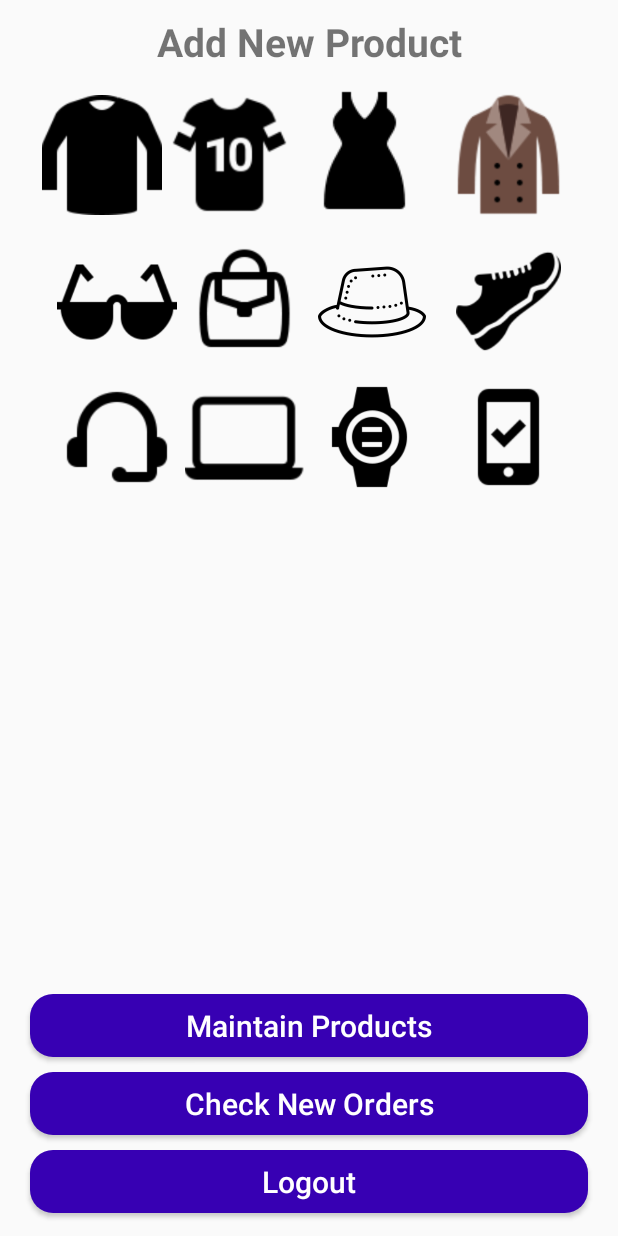
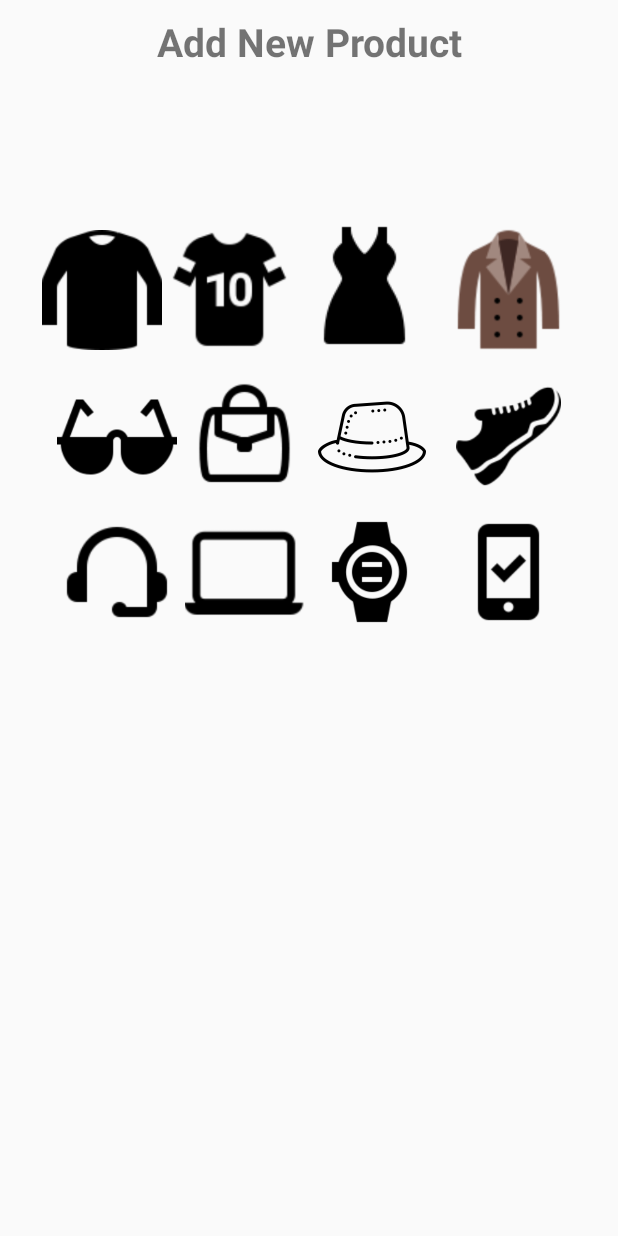
Before and after one commit to Faizan-Mushtaq/Ecommerce, an Android app: the SellerProductCategoryActivity screen opened directly, with no data from a screen before it, on a phone screen of 412 x 824 dp. Run offline under Robolectric (Android 15) with nearby library versions, the light colour scheme and no system bars.

Commit message:
Add SellerProductActivity and Refactor code.

```diff
--- a/app/src/main/AndroidManifest.xml
+++ b/app/src/main/AndroidManifest.xml
@@ -33,8 +33,8 @@
             android:name=".Buyers.HomeActivity"
             android:label="@string/title_activity_home"
             android:theme="@style/AppTheme.NoActionBar" />
-        <activity android:name=".Admin.AdminAddNewProductActivity" />
-        <activity android:name=".Admin.AdminCategoryActivity" />
+        <activity android:name=".Sellers.SellerAddNewProductActivity" />
+        <activity android:name=".Admin.SellerProductCategoryActivity" />
         <activity android:name=".Buyers.RegisterActivity" />
         <activity android:name=".Buyers.LoginActivity" />
         <activity android:name=".Buyers.MainActivity">
--- a/app/src/main/java/com/example/ecommerce/Admin/AdminMaintainProductsActivity.java
+++ b/app/src/main/java/com/example/ecommerce/Admin/AdminMaintainProductsActivity.java
@@ -1,7 +1,4 @@
 package com.example.ecommerce.Admin;
-
-import androidx.annotation.NonNull;
-import androidx.appcompat.app.AppCompatActivity;
 
 import android.content.Intent;
 import android.os.Bundle;
@@ -10,6 +7,9 @@ import android.widget.Button;
 import android.widget.EditText;
 import android.widget.ImageView;
 import android.widget.Toast;
+
+import androidx.annotation.NonNull;
+import androidx.appcompat.app.AppCompatActivity;
 
 import com.example.ecommerce.R;
 import com.google.android.gms.tasks.OnCompleteListener;
@@ -74,7 +74,7 @@ public class AdminMaintainProductsActivity extends AppCompatActivity {
             @Override
             public void onComplete(@NonNull Task<Void> task)
             {
-                Intent intent = new Intent(AdminMaintainProductsActivity.this, AdminCategoryActivity.class);
+                Intent intent = new Intent(AdminMaintainProductsActivity.this, SellerProductCategoryActivity.class);
                 startActivity(intent);
                 finish();
 
@@ -119,7 +119,7 @@ public class AdminMaintainProductsActivity extends AppCompatActivity {
                     {
                         Toast.makeText(AdminMaintainProductsActivity.this, "Changes applied successfully.", Toast.LENGTH_SHORT).show();
 
-                        Intent intent = new Intent(AdminMaintainProductsActivity.this, AdminCategoryActivity.class);
+                        Intent intent = new Intent(AdminMaintainProductsActivity.this, SellerProductCategoryActivity.class);
                         startActivity(intent);
                         finish();
                     }
--- a/app/src/main/java/com/example/ecommerce/Admin/AdminCategoryActivity.java
+++ b/app/src/main/java/com/example/ecommerce/Admin/SellerProductCategoryActivity.java
@@ -3,62 +3,60 @@ package com.example.ecommerce.Admin;
 import android.content.Intent;
 import android.os.Bundle;
 import android.view.View;
-import android.widget.Button;
 import android.widget.ImageView;
 
 import androidx.appcompat.app.AppCompatActivity;
 
-import com.example.ecommerce.Buyers.HomeActivity;
-import com.example.ecommerce.Buyers.MainActivity;
 import com.example.ecommerce.R;
+import com.example.ecommerce.Sellers.SellerAddNewProductActivity;
 
-public class AdminCategoryActivity extends AppCompatActivity {
+public class SellerProductCategoryActivity extends AppCompatActivity {
     private ImageView tShirts, sportsTShirts, femaleDresses, sweathers;
     private ImageView glasses, hatsCaps, walletsBagsPurses, shoes;
     private ImageView headPhonesHandFree, Laptops, watches, mobilePhones;
 
-    private Button LogoutBtn,CheckOrdersBtn,maintainProductsBtn;
+  //  private Button LogoutBtn,CheckOrdersBtn,maintainProductsBtn;
 
 
     @Override
     protected void onCreate(Bundle savedInstanceState) {
         super.onCreate(savedInstanceState);
-        setContentView(R.layout.activity_admin_category);
+        setContentView(R.layout.activity_seller_product_category);
 
-        LogoutBtn=(Button)findViewById(R.id.admin_logout_btn);
-        CheckOrdersBtn=(Button)findViewById(R.id.check_orders_btn);
-        maintainProductsBtn=(Button)findViewById(R.id.maintain_btn);
-
-        maintainProductsBtn.setOnClickListener(new View.OnClickListener()
-        {
-            @Override
-            public void onClick(View v)
-            {
-                Intent intent=new Intent(AdminCategoryActivity.this, HomeActivity.class);
-                intent.putExtra("Admin","Admin");
-                startActivity(intent);
-            }
-        });
-
-        LogoutBtn.setOnClickListener(new View.OnClickListener() {
-            @Override
-            public void onClick(View v)
-            {
-                Intent intent=new Intent(AdminCategoryActivity.this, MainActivity.class);
-                intent.addFlags(Intent.FLAG_ACTIVITY_CLEAR_TASK|Intent.FLAG_ACTIVITY_CLEAR_TASK);
-                startActivity(intent);
-                finish();
-            }
-        });
-
-        CheckOrdersBtn.setOnClickListener(new View.OnClickListener() {
-            @Override
-            public void onClick(View v)
-            {
-                Intent intent=new Intent(AdminCategoryActivity.this, AdminNewOrdersActivity.class);
-                startActivity(intent);
-            }
-        });
+//        LogoutBtn=(Button)findViewById(R.id.admin_logout_btn);
+//        CheckOrdersBtn=(Button)findViewById(R.id.check_orders_btn);
+//        maintainProductsBtn=(Button)findViewById(R.id.maintain_btn);
+//
+//        maintainProductsBtn.setOnClickListener(new View.OnClickListener()
+//        {
+//            @Override
+//            public void onClick(View v)
+//            {
+//                Intent intent=new Intent(AdminCategoryActivity.this, HomeActivity.class);
+//                intent.putExtra("Admin","Admin");
+//                startActivity(intent);
+//            }
+//        });
+//
+//        LogoutBtn.setOnClickListener(new View.OnClickListener() {
+//            @Override
+//            public void onClick(View v)
+//            {
+//                Intent intent=new Intent(AdminCategoryActivity.this, MainActivity.class);
+//                intent.addFlags(Intent.FLAG_ACTIVITY_CLEAR_TASK|Intent.FLAG_ACTIVITY_CLEAR_TASK);
+//                startActivity(intent);
+//                finish();
+//            }
+//        });
+//
+//        CheckOrdersBtn.setOnClickListener(new View.OnClickListener() {
+//            @Override
+//            public void onClick(View v)
+//            {
+//                Intent intent=new Intent(AdminCategoryActivity.this, AdminNewOrdersActivity.class);
+//                startActivity(intent);
+//            }
+//        });
 
 
 
@@ -82,7 +80,7 @@ public class AdminCategoryActivity extends AppCompatActivity {
             @Override
             public void onClick(View view)
             {
-                Intent intent = new Intent(AdminCategoryActivity.this, AdminAddNewProductActivity.class);
+                Intent intent = new Intent(SellerProductCategoryActivity.this, SellerAddNewProductActivity.class);
                 intent.putExtra("category", "tShirts");
                 startActivity(intent);
             }
@@ -93,7 +91,7 @@ public class AdminCategoryActivity extends AppCompatActivity {
             @Override
             public void onClick(View view)
             {
-                Intent intent = new Intent(AdminCategoryActivity.this, AdminAddNewProductActivity.class);
+                Intent intent = new Intent(SellerProductCategoryActivity.this, SellerAddNewProductActivity.class);
                 intent.putExtra("category", "Sports tShirts");
                 startActivity(intent);
             }
@@ -104,7 +102,7 @@ public class AdminCategoryActivity extends AppCompatActivity {
             @Override
             public void onClick(View view)
             {
-                Intent intent = new Intent(AdminCategoryActivity.this, AdminAddNewProductActivity.class);
+                Intent intent = new Intent(SellerProductCategoryActivity.this, SellerAddNewProductActivity.class);
                 intent.putExtra("category", "Female Dresses");
                 startActivity(intent);
             }
@@ -115,7 +113,7 @@ public class AdminCategoryActivity extends AppCompatActivity {
             @Override
             public void onClick(View view)
             {
-                Intent intent = new Intent(AdminCategoryActivity.this, AdminAddNewProductActivity.class);
+                Intent intent = new Intent(SellerProductCategoryActivity.this, SellerAddNewProductActivity.class);
                 intent.putExtra("category", "Sweathers");
                 startActivity(intent);
             }
@@ -126,7 +124,7 @@ public class AdminCategoryActivity extends AppCompatActivity {
             @Override
             public void onClick(View view)
             {
-                Intent intent = new Intent(AdminCategoryActivity.this, AdminAddNewProductActivity.class);
+                Intent intent = new Intent(SellerProductCategoryActivity.this, SellerAddNewProductActivity.class);
                 intent.putExtra("category", "Glasses");
                 startActivity(intent);
             }
@@ -137,7 +135,7 @@ public class AdminCategoryActivity extends AppCompatActivity {
             @Override
             public void onClick(View view)
             {
-                Intent intent = new Intent(AdminCategoryActivity.this, AdminAddNewProductActivity.class);
+                Intent intent = new Intent(SellerProductCategoryActivity.this, SellerAddNewProductActivity.class);
                 intent.putExtra("category", "Hats Caps");
                 startActivity(intent);
             }
@@ -149,7 +147,7 @@ public class AdminCategoryActivity extends AppCompatActivity {
             @Override
             public void onClick(View view)
             {
-                Intent intent = new Intent(AdminCategoryActivity.this, AdminAddNewProductActivity.class);
+                Intent intent = new Intent(SellerProductCategoryActivity.this, SellerAddNewProductActivity.class);
                 intent.putExtra("category", "Wallets Bags Purses");
                 startActivity(intent);
             }
@@ -160,7 +158,7 @@ public class AdminCategoryActivity extends AppCompatActivity {
             @Override
             public void onClick(View view)
             {
-                Intent intent = new Intent(AdminCategoryActivity.this, AdminAddNewProductActivity.class);
+                Intent intent = new Intent(SellerProductCategoryActivity.this, SellerAddNewProductActivity.class);
                 intent.putExtra("category", "Shoes");
                 startActivity(intent);
             }
@@ -172,7 +170,7 @@ public class AdminCategoryActivity extends AppCompatActivity {
             @Override
             public void onClick(View view)
             {
-                Intent intent = new Intent(AdminCategoryActivity.this, AdminAddNewProductActivity.class);
+                Intent intent = new Intent(SellerProductCategoryActivity.this, SellerAddNewProductActivity.class);
                 intent.putExtra("category", "HeadPhones HandFree");
                 startActivity(intent);
             }
@@ -183,7 +181,7 @@ public class AdminCategoryActivity extends AppCompatActivity {
             @Override
             public void onClick(View view)
             {
-                Intent intent = new Intent(AdminCategoryActivity.this, AdminAddNewProductActivity.class);
+                Intent intent = new Intent(SellerProductCategoryActivity.this, SellerAddNewProductActivity.class);
                 intent.putExtra("category", "Laptops");
                 startActivity(intent);
             }
@@ -194,7 +192,7 @@ public class AdminCategoryActivity extends AppCompatActivity {
             @Override
             public void onClick(View view)
             {
-                Intent intent = new Intent(AdminCategoryActivity.this, AdminAddNewProductActivity.class);
+                Intent intent = new Intent(SellerProductCategoryActivity.this, SellerAddNewProductActivity.class);
                 intent.putExtra("category", "Watches");
                 startActivity(intent);
             }
@@ -205,7 +203,7 @@ public class AdminCategoryActivity extends AppCompatActivity {
             @Override
             public void onClick(View view)
             {
-                Intent intent = new Intent(AdminCategoryActivity.this, AdminAddNewProductActivity.class);
+                Intent intent = new Intent(SellerProductCategoryActivity.this, SellerAddNewProductActivity.class);
                 intent.putExtra("category", "Mobile Phones");
                 startActivity(intent);
             }
--- a/app/src/main/java/com/example/ecommerce/Buyers/HomeActivity.java
+++ b/app/src/main/java/com/example/ecommerce/Buyers/HomeActivity.java
@@ -119,7 +119,7 @@ public class HomeActivity extends AppCompatActivity implements NavigationView.On
 
         FirebaseRecyclerOptions<Products> options =
                 new FirebaseRecyclerOptions.Builder<Products>()
-                        .setQuery(ProductsRef, Products.class)
+                        .setQuery(ProductsRef.orderByChild("productState").equalTo("Approved"), Products.class)
                         .build();
 
 
@@ -144,7 +144,7 @@ public class HomeActivity extends AppCompatActivity implements NavigationView.On
                                     intent.putExtra("pid", model.getPid());
                                     startActivity(intent);
                                 }
-
+                                else
                               {
                                     Intent intent = new Intent(HomeActivity.this, ProductDetailsActivity.class);
                                     intent.putExtra("pid", model.getPid());
--- a/app/src/main/java/com/example/ecommerce/Buyers/LoginActivity.java
+++ b/app/src/main/java/com/example/ecommerce/Buyers/LoginActivity.java
@@ -14,7 +14,7 @@ import android.widget.Toast;
 import androidx.annotation.NonNull;
 import androidx.appcompat.app.AppCompatActivity;
 
-import com.example.ecommerce.Admin.AdminCategoryActivity;
+import com.example.ecommerce.Admin.SellerProductCategoryActivity;
 import com.example.ecommerce.Model.Users;
 import com.example.ecommerce.Prevalent.Prevalent;
 import com.example.ecommerce.R;
@@ -153,7 +153,7 @@ public class LoginActivity extends AppCompatActivity {
                                 Toast.makeText(LoginActivity.this, "Welcome Admin Logged in Successfully..", Toast.LENGTH_SHORT).show();
                                 loadingBar.dismiss();
 
-                                Intent intent=new Intent(LoginActivity.this, AdminCategoryActivity.class);
+                                Intent intent=new Intent(LoginActivity.this, SellerProductCategoryActivity.class);
                                 startActivity(intent);
                             }
                             else if(parentDbName.equals("Users"))
--- a/app/src/main/res/layout/activity_admin_add_new_product.xml
+++ b/app/src/main/res/layout/activity_seller_add_new_product.xml
@@ -1,10 +1,9 @@
 <?xml version="1.0" encoding="utf-8"?>
 <RelativeLayout xmlns:android="http://schemas.android.com/apk/res/android"
-    xmlns:app="http://schemas.android.com/apk/res-auto"
     xmlns:tools="http://schemas.android.com/tools"
     android:layout_width="match_parent"
     android:layout_height="match_parent"
-    tools:context=".Admin.AdminAddNewProductActivity">
+    tools:context=".Sellers.SellerAddNewProductActivity">
     <ImageView
         android:id="@+id/select_product_image"
         android:layout_width="350dp"
--- a/app/src/main/res/layout/activity_admin_category.xml
+++ b/app/src/main/res/layout/activity_seller_product_category.xml
@@ -1,10 +1,9 @@
 <?xml version="1.0" encoding="utf-8"?>
 <RelativeLayout xmlns:android="http://schemas.android.com/apk/res/android"
-    xmlns:app="http://schemas.android.com/apk/res-auto"
     xmlns:tools="http://schemas.android.com/tools"
     android:layout_width="match_parent"
     android:layout_height="match_parent"
-    tools:context=".Admin.AdminCategoryActivity">
+    tools:context=".Admin.SellerProductCategoryActivity">
 
     <TextView
         android:id="@+id/slogan_category"
@@ -29,7 +28,7 @@
         android:orientation="horizontal"
         android:layout_centerHorizontal="true"
         android:gravity="center"
-        android:layout_marginTop="10dp"
+        android:layout_marginTop="100dp"
         android:layout_marginLeft="10dp"
         android:layout_marginRight="10dp">
 
@@ -149,49 +148,49 @@
 
     </LinearLayout>
 
-    <Button
-        android:id="@+id/maintain_btn"
-        android:layout_width="match_parent"
-        android:layout_height="42dp"
-        android:layout_above="@+id/check_orders_btn"
-        android:layout_marginLeft="20dp"
-        android:layout_marginRight="20dp"
-        android:layout_marginBottom="10dp"
-        android:background="@drawable/buttons"
-        android:text="Maintain Products"
-        android:textColor="@android:color/white"
-        android:textSize="20dp"
-        android:textAllCaps="false"
-        />
+<!--    <Button-->
+<!--        android:id="@+id/maintain_btn"-->
+<!--        android:layout_width="match_parent"-->
+<!--        android:layout_height="42dp"-->
+<!--        android:layout_above="@+id/check_orders_btn"-->
+<!--        android:layout_marginLeft="20dp"-->
+<!--        android:layout_marginRight="20dp"-->
+<!--        android:layout_marginBottom="10dp"-->
+<!--        android:background="@drawable/buttons"-->
+<!--        android:text="Maintain Products"-->
+<!--        android:textColor="@android:color/white"-->
+<!--        android:textSize="20dp"-->
+<!--        android:textAllCaps="false"-->
+<!--        />-->
 
-    <Button
-        android:id="@+id/check_orders_btn"
-        android:layout_width="match_parent"
-        android:layout_height="42dp"
-        android:layout_above="@+id/admin_logout_btn"
-        android:layout_marginLeft="20dp"
-        android:layout_marginRight="20dp"
-        android:layout_marginBottom="10dp"
-        android:background="@drawable/buttons"
-        android:text="Check New Orders"
-        android:textColor="@android:color/white"
-        android:textSize="20dp"
-        android:textAllCaps="false"
-        />
+<!--    <Button-->
+<!--        android:id="@+id/check_orders_btn"-->
+<!--        android:layout_width="match_parent"-->
+<!--        android:layout_height="42dp"-->
+<!--        android:layout_above="@+id/admin_logout_btn"-->
+<!--        android:layout_marginLeft="20dp"-->
+<!--        android:layout_marginRight="20dp"-->
+<!--        android:layout_marginBottom="10dp"-->
+<!--        android:background="@drawable/buttons"-->
+<!--        android:text="Check New Orders"-->
+<!--        android:textColor="@android:color/white"-->
+<!--        android:textSize="20dp"-->
+<!--        android:textAllCaps="false"-->
+<!--        />-->
 
 
-    <Button
-        android:id="@+id/admin_logout_btn"
-        android:layout_width="match_parent"
-        android:layout_height="42dp"
-        android:layout_alignParentBottom="true"
-        android:layout_marginLeft="20dp"
-        android:layout_marginRight="20dp"
-        android:layout_marginBottom="15dp"
-        android:background="@drawable/buttons"
-        android:text="Logout"
-        android:textColor="@android:color/white"
-        android:textSize="20dp"
-        android:textAllCaps="false"
-        />
+<!--    <Button-->
+<!--        android:id="@+id/admin_logout_btn"-->
+<!--        android:layout_width="match_parent"-->
+<!--        android:layout_height="42dp"-->
+<!--        android:layout_alignParentBottom="true"-->
+<!--        android:layout_marginLeft="20dp"-->
+<!--        android:layout_marginRight="20dp"-->
+<!--        android:layout_marginBottom="15dp"-->
+<!--        android:background="@drawable/buttons"-->
+<!--        android:text="Logout"-->
+<!--        android:textColor="@android:color/white"-->
+<!--        android:textSize="20dp"-->
+<!--        android:textAllCaps="false"-->
+<!--        />-->
 </RelativeLayout>
```
Also changed, not shown: app/src/main/java/com/example/ecommerce/Sellers/SellerAddNewProductActivity.java (renamed from app/src/main/java/com/example/ecommerce/Admin/AdminAddNewProductActivity.java, +54 -14 lines), app/src/main/java/com/example/ecommerce/Sellers/SellerHomeActivity.java (+6 -4 lines).
